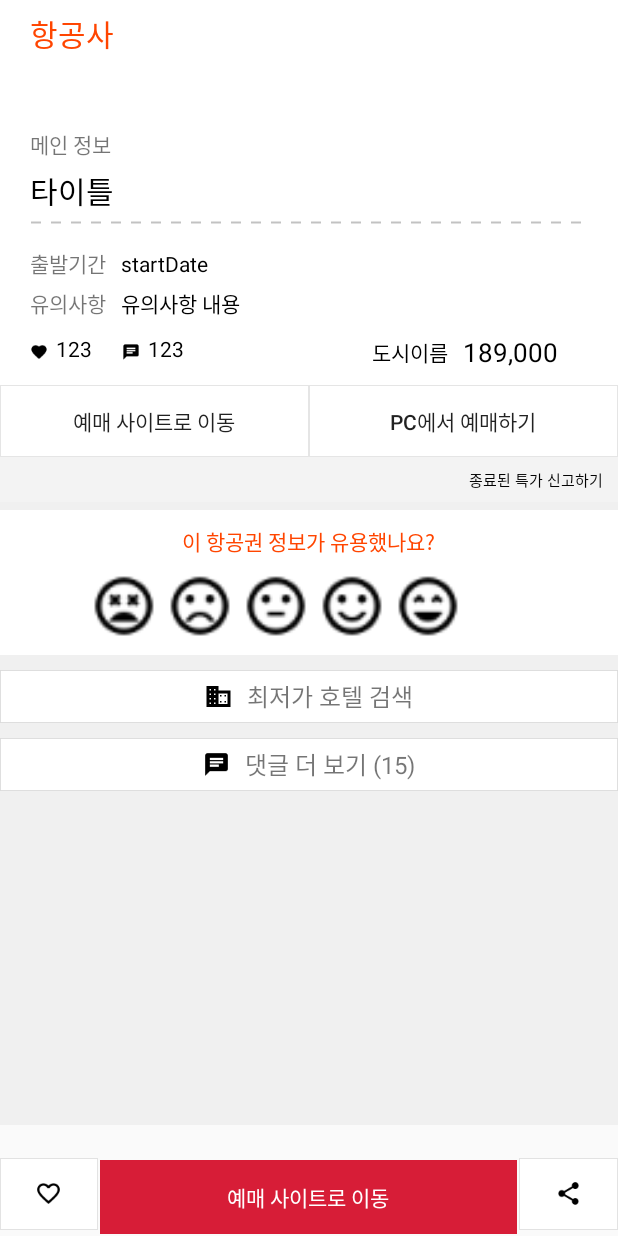
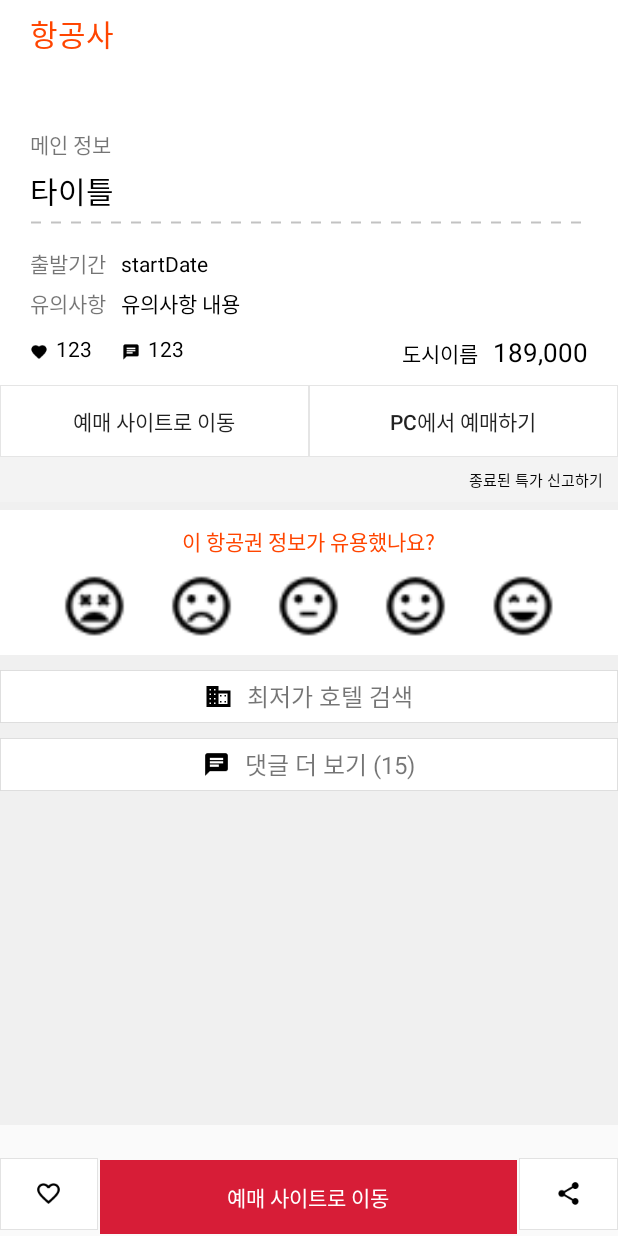
Before and after one commit to kiyoung-Lee/playw_task, an Android app: the layout activity_main.xml on its own in the app's theme, with its tools: preview values and no code run, on a phone screen of 412 x 824 dp. Run offline under Robolectric (Android 15) with nearby library versions, the phone set to English and light mode, and no system bars.

Commit message:
해상도 인코딩 이슈 해결

```diff
--- a/app/src/main/java/com/example/playwingstask/Main/MainDocumentViewHolder.java
+++ b/app/src/main/java/com/example/playwingstask/Main/MainDocumentViewHolder.java
@@ -42,7 +42,9 @@ public class MainDocumentViewHolder extends BaseRecyclerViewHolder<Document, Mai
         super.bind(data);
 
         documentTitle.setText(data.getTitle());
-        documentWebView.loadData(data.getContent(), "text/html", "utf-8");
+        WebSettings settings = documentWebView.getSettings();
+        settings.setDefaultTextEncodingName("utf-8");
+        documentWebView.loadData(data.getContent(), "text/html; charset=utf-8", "utf-8");
         documentWebView.getSettings().setJavaScriptEnabled(true);
         documentWebView.setWebViewClient(new WebViewClient() {
             @Override
--- a/app/src/main/res/layout/main_addtional_view.xml
+++ b/app/src/main/res/layout/main_addtional_view.xml
@@ -23,7 +23,7 @@
             android:layout_marginTop="10dp"
             />
 
-        <RelativeLayout
+        <LinearLayout
             android:layout_width="match_parent"
             android:layout_height="wrap_content"
             android:layout_marginTop="10dp"
@@ -35,7 +35,8 @@
                 android:layout_height="45dp"
                 android:id="@+id/img_very_dissatisfied"
                 android:src="@drawable/ic_sentiment_very_dissatisfied_black_18dp"
-                android:layout_marginLeft="60dp"
+                android:layout_marginLeft="30dp"
+                android:layout_weight="1"
                 />
 
             <ImageView
@@ -45,6 +46,7 @@
                 android:src="@drawable/ic_sentiment_dissatisfied_black_18dp"
                 android:layout_toRightOf="@id/img_very_dissatisfied"
                 android:layout_marginLeft="5dp"
+                android:layout_weight="1"
                 />
 
             <ImageView
@@ -54,6 +56,7 @@
                 android:src="@drawable/ic_sentiment_neutral_black_18dp"
                 android:layout_toRightOf="@id/img_dissatisfied"
                 android:layout_marginLeft="5dp"
+                android:layout_weight="1"
                 />
 
             <ImageView
@@ -63,6 +66,7 @@
                 android:src="@drawable/ic_sentiment_satisfied_black_18dp"
                 android:layout_toRightOf="@id/sentiment_neutral"
                 android:layout_marginLeft="5dp"
+                android:layout_weight="1"
                 />
 
             <ImageView
@@ -72,9 +76,11 @@
                 android:src="@drawable/ic_sentiment_very_satisfied_black_18dp"
                 android:layout_toRightOf="@id/img_sentiment_satisfied"
                 android:layout_marginLeft="5dp"
+                android:layout_marginRight="30dp"
+                android:layout_weight="1"
                 />
 
-        </RelativeLayout>
+        </LinearLayout>
 
     </LinearLayout>
 
--- a/app/src/main/res/layout/main_info_view.xml
+++ b/app/src/main/res/layout/main_info_view.xml
@@ -151,14 +151,20 @@
             android:textColor="@color/black_00"
             />
 
+        <LinearLayout
+            android:layout_width="match_parent"
+            android:layout_height="wrap_content"
+            android:gravity="right"
+            android:layout_toRightOf="@id/reply_count"
+            android:layout_marginRight="20dp"
+            >
+
             <TextView
                 android:layout_width="wrap_content"
                 android:layout_height="wrap_content"
                 android:text="도시이름"
                 android:id="@+id/city_name"
-            android:layout_toRightOf="@id/reply_count"
                 android:layout_marginRight="10dp"
-            android:layout_marginLeft="125dp"
                 android:textSize="14dp"
                 android:layout_centerVertical="true"
                 android:textColor="@color/black_00"
@@ -173,6 +179,8 @@
                 android:layout_toRightOf="@id/city_name"
                 android:textColor="@color/black_00"
                 />
+
+        </LinearLayout>
 
     </RelativeLayout>
 
```
Lines whose indentation alone changed are shown as unchanged.
